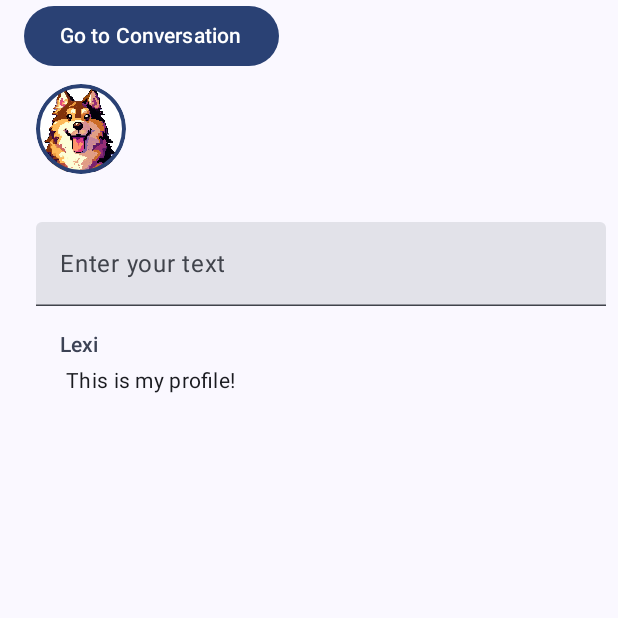
After one commit to MindaugasKazlavickas/ComposeTutorial, an Android app built with Jetpack Compose: the composable Profile shown on its own in the app's theme, on a phone screen of 412 x 824 dp, the top half of it. The commit adds this screen. Run offline under Robolectric (Android 15) with nearby library versions, the phone set to English and light mode, and no system bars.

Commit message:
Add files via upload

```diff
--- /dev/null
+++ b/app/src/main/java/com/example/composetutorial/Profile.kt
@@ -0,0 +1,70 @@
+package com.example.composetutorial
+
+import androidx.compose.foundation.Image
+import androidx.compose.foundation.border
+import androidx.compose.foundation.layout.Column
+import androidx.compose.foundation.layout.Row
+import androidx.compose.foundation.layout.Spacer
+import androidx.compose.foundation.layout.fillMaxWidth
+import androidx.compose.foundation.layout.height
+import androidx.compose.foundation.layout.padding
+import androidx.compose.foundation.layout.size
+import androidx.compose.foundation.shape.CircleShape
+import androidx.compose.material3.Button
+import androidx.compose.material3.MaterialTheme
+import androidx.compose.material3.Text
+import androidx.compose.material3.TextField
+import androidx.compose.runtime.Composable
+import androidx.compose.runtime.getValue
+import androidx.compose.runtime.mutableStateOf
+import androidx.compose.runtime.remember
+import androidx.compose.runtime.setValue
+import androidx.compose.ui.Modifier
+import androidx.compose.ui.draw.clip
+import androidx.compose.ui.res.painterResource
+import androidx.compose.ui.text.input.TextFieldValue
+import androidx.compose.ui.unit.dp
+
+@Composable
+fun Profile(onNavigateToConversation: () -> Unit) {
+    var text by remember { mutableStateOf(TextFieldValue()) }
+    Column(modifier = Modifier.padding(start = 16.dp)) {
+        Button(onClick = { onNavigateToConversation() }) {
+            Text("Go to Conversation")
+        }
+        Row(modifier = Modifier.padding(all = 8.dp)) {
+            Image(
+                painter = painterResource(R.drawable.icon),
+                contentDescription = null,
+                modifier = Modifier
+                    .size(60.dp)
+                    .clip(CircleShape)
+                    .border(2.5.dp, MaterialTheme.colorScheme.primary, CircleShape)
+            )
+        }
+        Spacer(modifier = Modifier.height(16.dp))
+        Row(modifier = Modifier.padding(all = 8.dp)) {
+            TextField(
+                value = text,
+                onValueChange = { newText -> text = newText },
+                label = { Text("Enter your text") },
+                modifier = Modifier.fillMaxWidth()
+            )
+        }
+        Row(modifier = Modifier.padding(all = 8.dp)) {
+
+            Column(modifier = Modifier.padding(start = 16.dp)) {
+                Text(
+                    text = "Lexi",
+                    color = MaterialTheme.colorScheme.secondary,
+                    style = MaterialTheme.typography.titleSmall
+                )
+                Text(
+                    text = "This is my profile!",
+                    modifier = Modifier.padding(all = 4.dp),
+                    style = MaterialTheme.typography.bodyMedium
+                )
+            }
+        }
+    }
+}
```
Also changed, not shown: app/build.gradle.kts (+21 -0 lines), app/src/main/java/com/example/composetutorial/Conversation.kt (added, +22 -0 lines), app/src/main/java/com/example/composetutorial/Greeting.kt (added, +71 -0 lines), app/src/main/java/com/example/composetutorial/MainActivity.kt (+23 -166 lines), app/src/main/java/com/example/composetutorial/SampleData.kt (added, +72 -0 lines).
